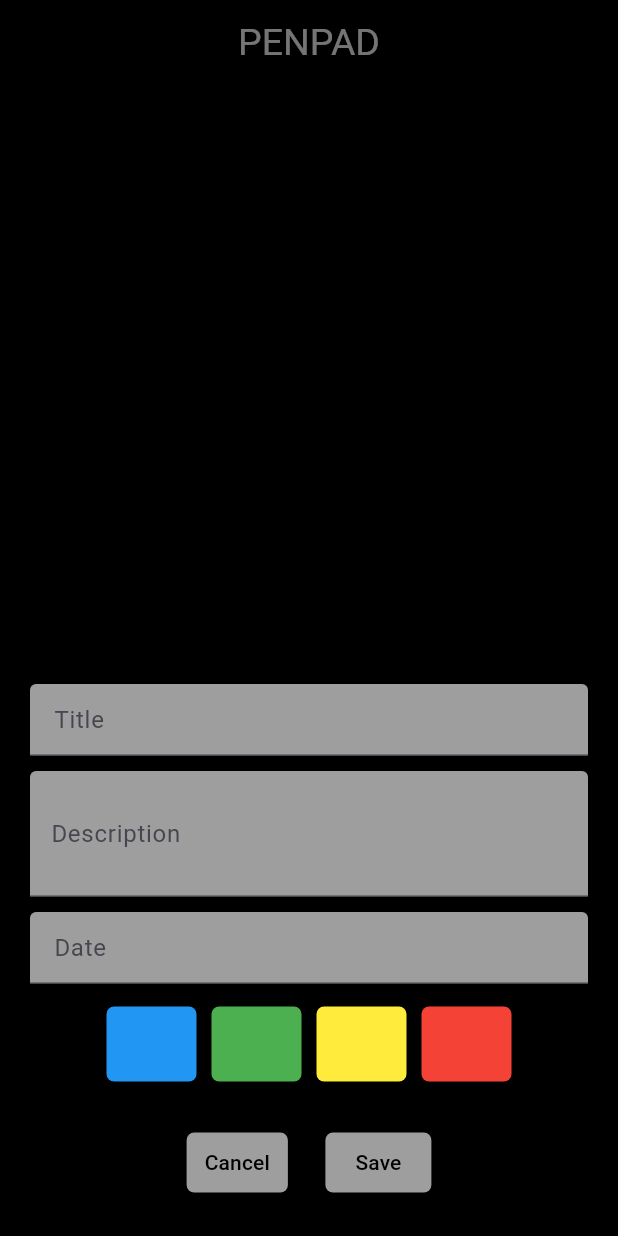
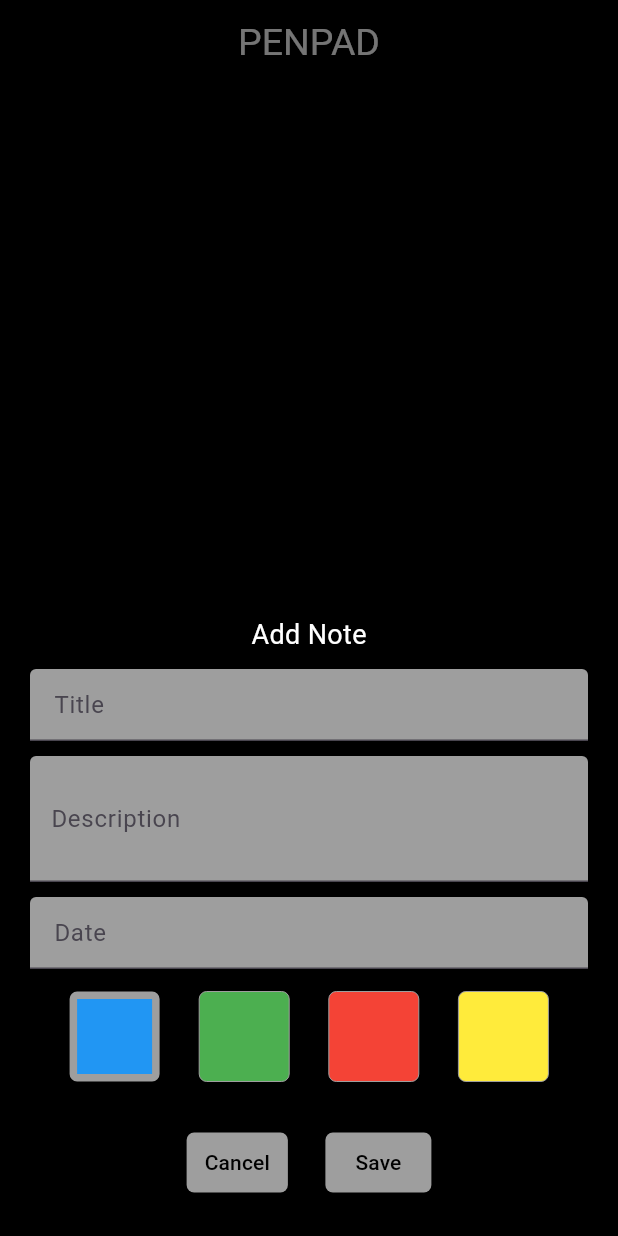
Before and after one commit to angelElizabethBerly/note_app, a Flutter app: the screen it shows after launch, after a tap on the "add" icon, on a phone screen of 412 x 824 dp. Run offline on Flutter 3.47's test engine with Material 3 defaults, Android fonts, the phone set to English and light mode, and no system bars.

Commit message:
edit note function added

```diff
--- a/lib/controller/notes_screen_controller.dart
+++ b/lib/controller/notes_screen_controller.dart
@@ -1,7 +1,42 @@
+import 'package:flutter/material.dart';
+import 'package:note_app/core/constants/color_constants.dart';
+
 class NotesScreenController {
   static List notesList = [];
-  static addNote() {
-    notesList
-        .add({"title": "", "description": "", "date": "", "colorIndex": ""});
+  static List<Color> colorList = [
+    ColorConstants.primaryBlue,
+    ColorConstants.primaryGreen,
+    ColorConstants.primaryRed,
+    ColorConstants.primaryYellow
+  ];
+  static void addNote(
+      {required String title,
+      required String description,
+      required String date,
+      int colorIndex = 0}) {
+    notesList.add({
+      "title": title,
+      "description": description,
+      "date": date,
+      "colorIndex": colorIndex
+    });
+  }
+
+  static void deleteNote(int index) {
+    notesList.removeAt(index);
+  }
+
+  static void editNote(
+      {required int index,
+      required String title,
+      required String description,
+      required String date,
+      int colorIndex = 0}) {
+    notesList[index] = {
+      "title": title,
+      "description": description,
+      "date": date,
+      "colorIndex": colorIndex
+    };
   }
 }
--- a/lib/view/notes_screen/notes_screen.dart
+++ b/lib/view/notes_screen/notes_screen.dart
@@ -13,6 +13,10 @@ class NotesScreen extends StatefulWidget {
 }
 
 class _NotesScreenState extends State<NotesScreen> {
+  TextEditingController titleController = TextEditingController();
+  TextEditingController descriptionController = TextEditingController();
+  TextEditingController dateController = TextEditingController();
+  int selectedColorIndex = 0;
   @override
   Widget build(BuildContext context) {
     return Scaffold(
@@ -27,19 +31,62 @@ class _NotesScreenState extends State<NotesScreen> {
           itemCount: NotesScreenController.notesList.length,
           itemBuilder: (context, index) => Padding(
               padding: const EdgeInsets.symmetric(vertical: 5, horizontal: 8),
-              child: NotesCard())),
+              child: NotesCard(
+                title: NotesScreenController.notesList[index]["title"],
+                description: NotesScreenController.notesList[index]
+                    ["description"],
+                date: NotesScreenController.notesList[index]["date"],
+                selectedColorIndex: NotesScreenController.notesList[index]
+                    ["colorIndex"],
+                onDeletePressed: () {
+                  NotesScreenController.deleteNote(index);
+                  setState(() {});
+                },
+                onEditPressed: () {
+                  titleController.text =
+                      NotesScreenController.notesList[index]["title"];
+                  descriptionController.text =
+                      NotesScreenController.notesList[index]["description"];
+                  dateController.text =
+                      NotesScreenController.notesList[index]["date"];
+                  selectedColorIndex =
+                      NotesScreenController.notesList[index]["colorIndex"];
+                  customBottomSheet(
+                      context: context, isEdit: true, index: index);
+                },
+              ))),
       floatingActionButton: FloatingActionButton(
           onPressed: () {
-            showModalBottomSheet(
+            titleController.clear();
+            descriptionController.clear();
+            dateController.clear();
+            selectedColorIndex = 0;
+
+            customBottomSheet(context: context);
+          },
+          child: Icon(Icons.add)),
+    );
+  }
+
+  Future<dynamic> customBottomSheet(
+      {required BuildContext context, bool isEdit = false, int? index}) {
+    return showModalBottomSheet(
         backgroundColor: ColorConstants.primaryBlack,
         context: context,
         builder: (context) => Padding(
-                      padding: const EdgeInsets.symmetric(
-                          vertical: 25, horizontal: 20),
-                      child: Column(
+              padding: const EdgeInsets.symmetric(vertical: 25, horizontal: 20),
+              child: StatefulBuilder(builder: (context, bottomSetState) {
+                return Column(
                   mainAxisSize: MainAxisSize.min,
                   children: [
+                    Text(
+                      isEdit == true ? "Update Note" : "Add Note",
+                      style: TextStyle(
+                          color: ColorConstants.primaryWhite, fontSize: 18),
+                    ),
+                    SizedBox(height: 10),
                     TextFormField(
+                      controller: titleController,
                       decoration: InputDecoration(
                           hintText: "Title",
                           filled: true,
@@ -47,6 +94,7 @@ class _NotesScreenState extends State<NotesScreen> {
                     ),
                     SizedBox(height: 10),
                     TextFormField(
+                      controller: descriptionController,
                       decoration: InputDecoration(
                           contentPadding: EdgeInsets.symmetric(
                               vertical: 30, horizontal: 10),
@@ -56,6 +104,7 @@ class _NotesScreenState extends State<NotesScreen> {
                     ),
                     SizedBox(height: 10),
                     TextFormField(
+                      controller: dateController,
                       decoration: InputDecoration(
                           hintText: "Date",
                           filled: true,
@@ -63,40 +112,29 @@ class _NotesScreenState extends State<NotesScreen> {
                     ),
                     SizedBox(height: 15),
                     Row(
-                            mainAxisSize: MainAxisSize.min,
-                            children: [
-                              Container(
+                      mainAxisAlignment: MainAxisAlignment.spaceEvenly,
+                      children: List.generate(
+                          4,
+                          (index) => InkWell(
+                                onTap: () {
+                                  selectedColorIndex = index;
+                                  print(selectedColorIndex);
+                                  bottomSetState(() {});
+                                },
+                                child: Container(
+                                  height: 60,
+                                  width: 60,
                                   decoration: BoxDecoration(
+                                      border: Border.all(
+                                          width: selectedColorIndex == index
+                                              ? 5
+                                              : 0,
+                                          color: ColorConstants.primaryGrey),
                                       borderRadius: BorderRadius.circular(5),
-                                    color: ColorConstants.primaryBlue),
-                                height: 50,
-                                width: 60,
+                                      color: NotesScreenController
+                                          .colorList[index]),
                                 ),
-                              SizedBox(width: 10),
-                              Container(
-                                decoration: BoxDecoration(
-                                    borderRadius: BorderRadius.circular(5),
-                                    color: ColorConstants.primaryGreen),
-                                height: 50,
-                                width: 60,
-                              ),
-                              SizedBox(width: 10),
-                              Container(
-                                decoration: BoxDecoration(
-                                    borderRadius: BorderRadius.circular(5),
-                                    color: ColorConstants.primaryYellow),
-                                height: 50,
-                                width: 60,
-                              ),
-                              SizedBox(width: 10),
-                              Container(
-                                decoration: BoxDecoration(
-                                    borderRadius: BorderRadius.circular(5),
-                                    color: ColorConstants.primaryRed),
-                                height: 50,
-                                width: 60,
-                              ),
-                            ],
+                              )),
                     ),
                     SizedBox(height: 30),
                     Row(
@@ -110,11 +148,13 @@ class _NotesScreenState extends State<NotesScreen> {
                                             BorderRadius.circular(5))),
                                 backgroundColor: MaterialStatePropertyAll(
                                     ColorConstants.primaryGrey)),
-                                  onPressed: () {},
+                            onPressed: () {
+                              Navigator.pop(context);
+                            },
                             child: Text(
                               "Cancel",
-                                    style: TextStyle(
-                                        color: ColorConstants.primaryBlack),
+                              style:
+                                  TextStyle(color: ColorConstants.primaryBlack),
                             )),
                         SizedBox(width: 25),
                         TextButton(
@@ -129,22 +169,33 @@ class _NotesScreenState extends State<NotesScreen> {
                                 backgroundColor: MaterialStatePropertyAll(
                                     ColorConstants.primaryGrey)),
                             onPressed: () {
-                                    NotesScreenController.addNote();
+                              if (isEdit == true) {
+                                NotesScreenController.editNote(
+                                    index: index!,
+                                    title: titleController.text,
+                                    description: descriptionController.text,
+                                    date: dateController.text,
+                                    colorIndex: selectedColorIndex);
+                              } else {
+                                NotesScreenController.addNote(
+                                    title: titleController.text,
+                                    description: descriptionController.text,
+                                    date: dateController.text,
+                                    colorIndex: selectedColorIndex);
+                              }
                               Navigator.pop(context);
                               setState(() {});
                             },
                             child: Text(
-                                    "Save",
-                                    style: TextStyle(
-                                        color: ColorConstants.primaryBlack),
+                              isEdit == true ? "Edit" : "Save",
+                              style:
+                                  TextStyle(color: ColorConstants.primaryBlack),
                             ))
                       ],
                     )
                   ],
-                      ),
+                );
+              }),
             ));
-          },
-          child: Icon(Icons.add)),
-    );
   }
 }
```
Also changed, not shown: lib/view/notes_screen/widgets/notes_card.dart (+21 -8 lines). Lines whose indentation alone changed are shown as unchanged.
